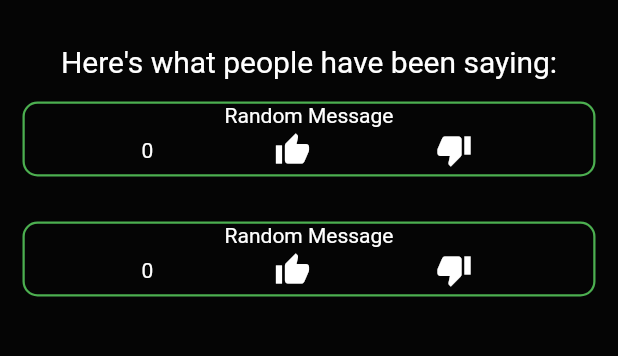
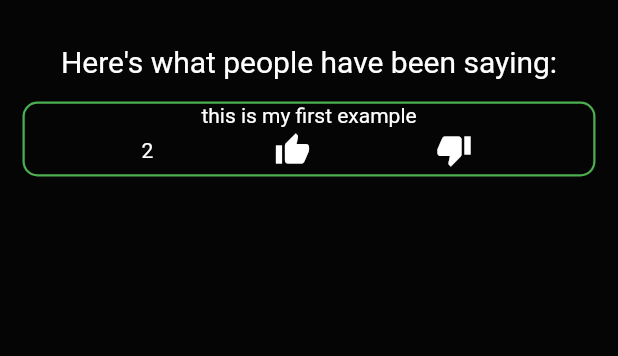
Before and after one commit to JoeySan5/Knights-Social-Media-App, a Flutter app: the screen it shows after launch, on a phone screen of 412 x 824 dp, the part 131-487 px from its top. Run offline on Flutter 3.47's test engine with Material 2 defaults, Android fonts, the phone set to English and light mode, and no system bars; drawn by our look-alikes of like_button.

Commit message:
added parameters into ideaformat to be able to add db data directly into it

```diff
--- a/flutter/knights/lib/main.dart
+++ b/flutter/knights/lib/main.dart
@@ -73,7 +73,7 @@ class MyHomePage extends StatelessWidget{
                 ),
                 ),
               ),
-              IdeaList(),
+              IdeaFormat(mId: 3, mContent: 'this is my first example', mLikeCount: 2),
             ],
           )
         )
@@ -82,6 +82,7 @@ class MyHomePage extends StatelessWidget{
   }
 
   class IdeaList extends StatefulWidget{
+
     const IdeaList({super.key});
 
       @override
@@ -103,7 +104,7 @@ class MyHomePage extends StatelessWidget{
         itemBuilder: (context, index) {
           developer.log('building with context & $index');
 
-          return IdeaFormat();
+          return IdeaFormat(mId: _ideas[1].mId, mContent:_ideas[1].mContent, mLikeCount: _ideas[1].mLikeCount);
         },
         );
     }
@@ -112,7 +113,10 @@ class MyHomePage extends StatelessWidget{
     //This class is the format to display an idea,
     //includes user massage, like counter, like button (increment counter), and dislike button (decrement counter)
   class IdeaFormat extends StatefulWidget{
-      const IdeaFormat({super.key});
+      final int mId;
+      final String mContent;
+      final int mLikeCount;
+      const IdeaFormat({super.key, required this.mId, required this.mContent, required this.mLikeCount});
 
       @override
       State<IdeaFormat> createState() => _IdeaFormat();
@@ -140,15 +144,16 @@ class MyHomePage extends StatelessWidget{
           child:  Column(
             // mainAxisAlignment: MainAxisAlignment.spaceEvenly,
             children: [
-              const Text(
-              'Random Message',
-              style: TextStyle(color: Colors.white),
+               Text(
+              widget.mContent,
+              style: const TextStyle(color: Colors.white),
               ),
               Row(
                 mainAxisAlignment: MainAxisAlignment.spaceEvenly,
                 children: [
-                  const Text('0',
-                  style: TextStyle(color: Colors.white),
+                  Text(
+                  widget.mLikeCount.toString(),
+                  style: const TextStyle(color: Colors.white),
                   ),
                   //this is thumbs-up icon
                   LikeButton(
```
